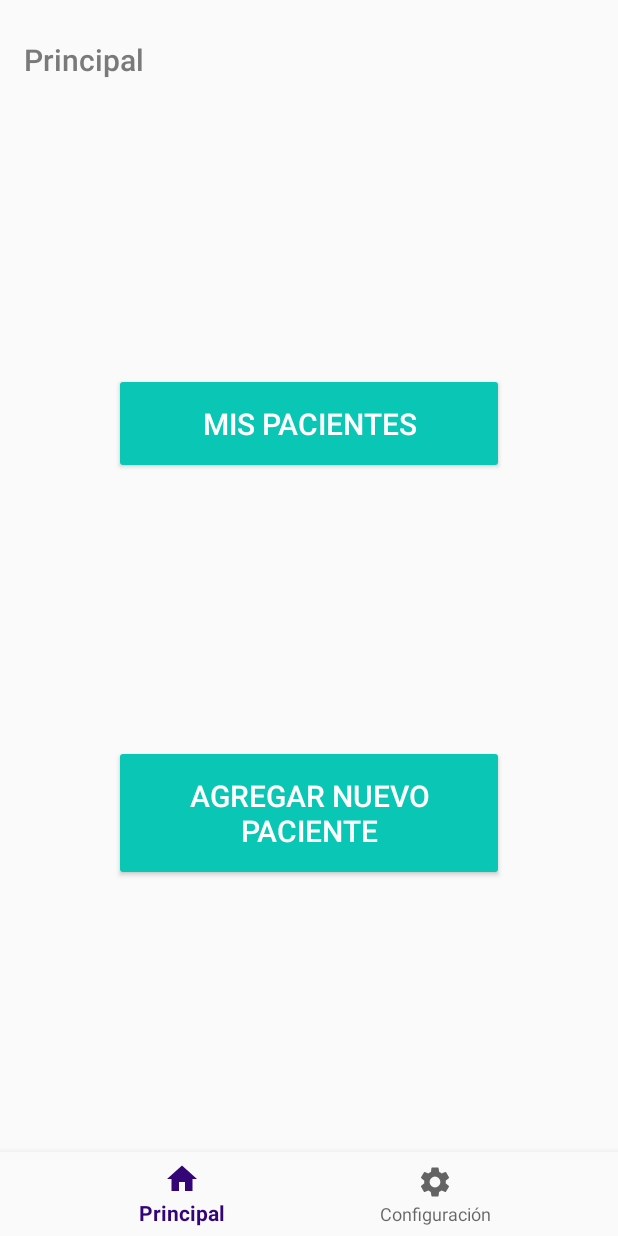
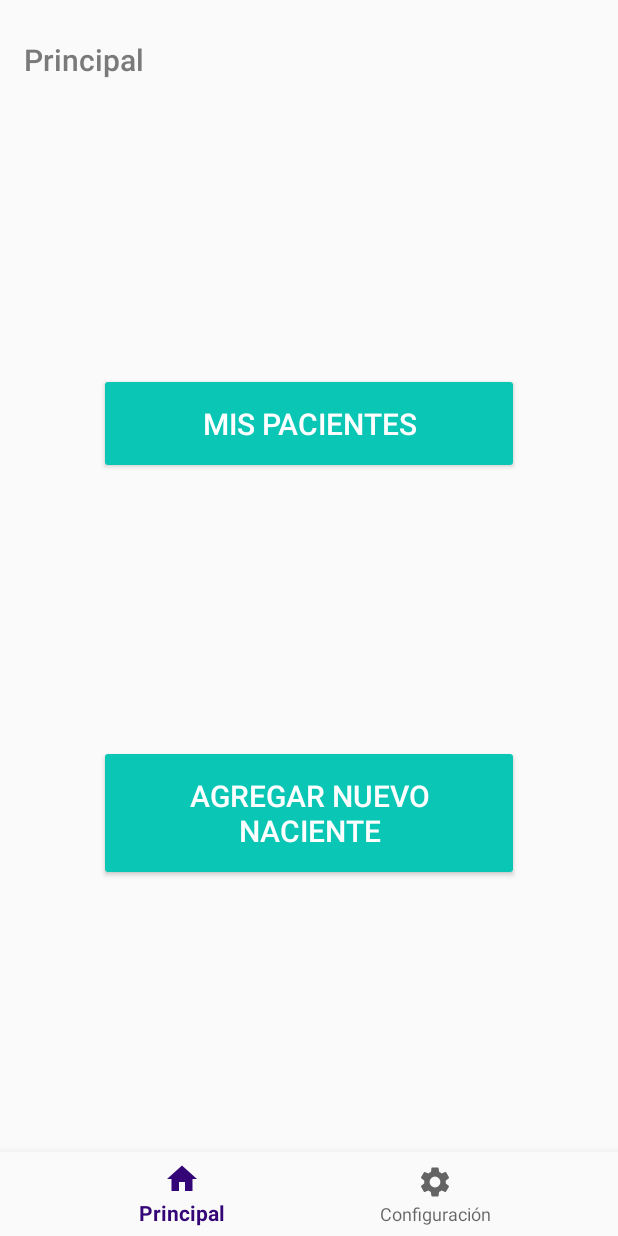
Before and after one commit to YoaliSB/HealthChain, an Android app: the DoctorActivity screen opened directly, with no data from a screen before it, on a phone screen of 412 x 824 dp. Run offline under Robolectric (Android 15) with nearby library versions, the light colour scheme and no system bars; our stand-ins replace Volley, navigation-ui; network calls fail; 2 statements that could not run were skipped.

Commit message:
patient detail doctor

```diff
--- a/app/src/main/java/com/itesm/healthchain/DoctorActivity.java
+++ b/app/src/main/java/com/itesm/healthchain/DoctorActivity.java
@@ -4,8 +4,11 @@ import android.os.Bundle;
 
 import com.google.android.material.bottomnavigation.BottomNavigationView;
 import com.itesm.healthchain.nfc.NfcActivity;
+import com.itesm.healthchain.ui.personal_data.PatientDataViewModel;
+import com.itesm.healthchain.ui.personal_data.PersonalDataViewModel;
 
 import androidx.appcompat.widget.Toolbar;
+import androidx.lifecycle.ViewModelProviders;
 import androidx.navigation.NavController;
 import androidx.navigation.Navigation;
 import androidx.navigation.ui.AppBarConfiguration;
@@ -13,6 +16,7 @@ import androidx.navigation.ui.NavigationUI;
 
 public class DoctorActivity extends NfcActivity {
     private NavController navController;
+    PersonalDataViewModel personalDataViewModel;
 
     @Override
     public void onCreate(Bundle savedInstanceState) {
@@ -36,10 +40,9 @@ public class DoctorActivity extends NfcActivity {
 
         navController.setGraph(R.navigation.doctor_navigation);
 
-        // Testing
-//        PersonalDataViewModel personalDataViewModel =
-//                ViewModelProviders.of(this).get(PersonalDataViewModel.class);
-//        personalDataViewModel.setData(new PersonalData(new TagProfile()));
+        personalDataViewModel =
+                ViewModelProviders.of(this, new PatientDataViewModel.Factory(this))
+                        .get(PatientDataViewModel.class);
 
     }
 }
--- a/app/src/main/java/com/itesm/healthchain/ui/medical_records/DoctorsFragment.java
+++ b/app/src/main/java/com/itesm/healthchain/ui/medical_records/DoctorsFragment.java
@@ -46,12 +46,12 @@ public class DoctorsFragment extends Fragment implements DoctorDeleteListener {
         recyclerView = rootView.findViewById(R.id.list);
         DoctorRepository doctorRepository = DoctorRepository.getInstance(getActivity());
         doctorRepository.setListener(this);
+        doctorAdapter = new DoctorAdapter(doctors);
         viewModel =
                 ViewModelProviders.of(this,
                         new DoctorViewModel.Factory(doctorRepository))
                         .get(DoctorViewModel.class);
         viewModel.getDummyData().observe(getActivity(), doctorListUpdateObserver);
-        doctorAdapter = new DoctorAdapter(doctors);
         doctorAdapter.setDeleteListener(this);
         recyclerView.setAdapter(doctorAdapter);
         recyclerView.setLayoutManager(new LinearLayoutManager(getContext()));
--- a/app/src/main/java/com/itesm/healthchain/ui/personal_data/PersonalDataViewModel.java
+++ b/app/src/main/java/com/itesm/healthchain/ui/personal_data/PersonalDataViewModel.java
@@ -7,9 +7,9 @@ import androidx.lifecycle.MutableLiveData;
 import androidx.lifecycle.ViewModel;
 
 public class PersonalDataViewModel extends ViewModel {
-    protected MutableLiveData<PersonalData> mData;
+    public MutableLiveData<PersonalData> mData;
 
-    PersonalDataViewModel() {
+    public PersonalDataViewModel() {
         mData = new MutableLiveData<>();
     }
 
--- a/app/src/main/res/layout/dr_menu_fragment.xml
+++ b/app/src/main/res/layout/dr_menu_fragment.xml
@@ -18,7 +18,7 @@
     <Button
         android:id="@+id/btn_new_patient"
         style="@style/MainButtons"
-        android:text="@string/text_new_entry"
+        android:text="@string/text_new_patient"
         app:layout_constraintBottom_toBottomOf="parent"
         app:layout_constraintEnd_toEndOf="parent"
         app:layout_constraintStart_toStartOf="parent"
--- a/app/src/main/res/navigation/doctor_navigation.xml
+++ b/app/src/main/res/navigation/doctor_navigation.xml
@@ -12,7 +12,14 @@
         android:label="activity_login"
         tools:layout="@layout/activity_login" />
 
-    <!-- Medical Records -->
+    <!-- Patient Detail -->
+    <fragment
+        android:id="@+id/navigation_personal"
+        android:name="com.itesm.healthchain.ui.doctor.DoctorPatientDataFragment"
+        android:label="@string/text_patient_info"
+        tools:layout="@layout/personal_fragment"/>
+
+
     <fragment
         android:id="@+id/navigation_medical_records"
         android:name="com.itesm.healthchain.ui.medical_records.MedicalRecordsDetailFragment"
@@ -63,4 +70,12 @@
         android:name="com.itesm.healthchain.ui.doctor.PatientsFragment"
         android:label="@string/title_patients"
         tools:layout="@layout/recyclerview_fragment"/>
+
+    <!-- Patient Details -->
+    <fragment
+        android:id="@+id/navigation_patient_detail_menu"
+        android:name="com.itesm.healthchain.ui.doctor.PatientDetailMenuFragment"
+        android:label="@string/title_patients_detail_menu"
+        tools:layout="@layout/patient_detail_menu"/>
+
 </navigation>
--- a/app/src/main/res/values/strings.xml
+++ b/app/src/main/res/values/strings.xml
@@ -48,8 +48,8 @@
 
     <!-- Doctor Main Fragment -->
     <string name="text_home">Principal</string>
-    <string name="text_patients">Mis Pacientes</string>
-    <string name="text_new_entry">Agregar Nuevo Paciente</string>
+    <string name="text_patients">Mis pacientes</string>
+    <string name="text_new_patient">Agregar nuevo naciente</string>
 
     <!-- Paramedic -->
     <string name="emergency_info">Información Paciente</string>
@@ -116,6 +116,11 @@
     <string name="title_patients">Pacientes atendidos </string>
     <string name="empty_patients">No tienes agregado a ningún paciente</string>
 
+    <!-- Patients Detail Menu -->
+    <string name="text_patient_info">Información general del paciente</string>
+    <string name="text_new_record_entry">Crear nueva consulta</string>
+    <string name="title_patients_detail_menu">Información médica del paciente</string>
+
     <!-- Settings Fragment -->
     <string name="edit_profile">Editar Perfil</string>
     <string name="logout">Cerrar Sesión</string>
--- a/app/src/main/res/values/styles.xml
+++ b/app/src/main/res/values/styles.xml
@@ -62,7 +62,7 @@
 
     <!-- Buttons -->
     <style name="MainButtons">
-        <item name="android:layout_width">260dp</item>
+        <item name="android:layout_width">280dp</item>
         <item name="android:layout_height">wrap_content</item>
         <item name="android:textSize">20sp</item>
         <item name="android:fontFamily">sans-serif-medium</item>
```
Also changed, not shown: app/src/main/java/com/itesm/healthchain/adapters/PatientAdapter.java (+14 -2 lines), app/src/main/java/com/itesm/healthchain/data/model/PatientInfo.java (+32 -1 lines), app/src/main/java/com/itesm/healthchain/data/personal/PersonalDataNetworkDataSource.java (+66 -3 lines), app/src/main/java/com/itesm/healthchain/data/personal/PersonalDataRepository.java (+13 -0 lines), app/src/main/java/com/itesm/healthchain/ui/doctor/DoctorPatientDataFragment.java (added, +32 -0 lines), app/src/main/java/com/itesm/healthchain/ui/doctor/DoctorPatientDataViewModel.java (added, +44 -0 lines), app/src/main/java/com/itesm/healthchain/ui/doctor/PatientDetailMenuFragment.java (added, +68 -0 lines), app/src/main/java/com/itesm/healthchain/ui/doctor/PatientSelectListener.java (added, +7 -0 lines), app/src/main/java/com/itesm/healthchain/ui/doctor/PatientsFragment.java (+11 -1 lines), app/src/main/res/layout/patient_detail_menu.xml (added, +51 -0 lines).
